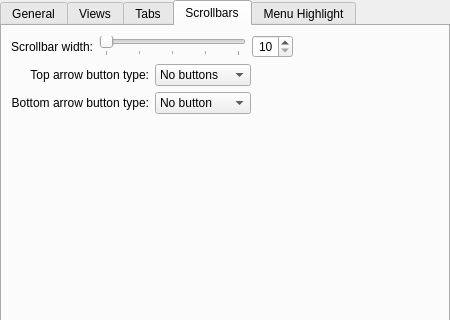
Qt form style/config/ui/oxygenstyleconfig.ui (KDE/oxygen-transparent) before a commit; both pictures show x 0 to 450 and y 0 to 320 of the 450 by 590 pixel window.
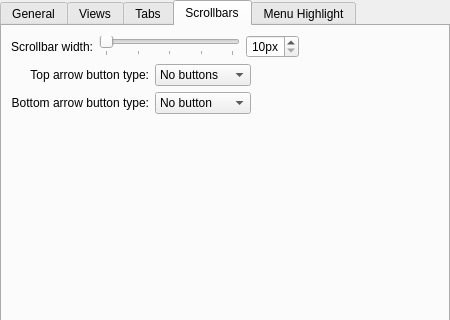
The same form after that commit. The open tabs and pages were chosen to show the change. Custom widgets are drawn as their Qt base class.

What changed in the file:
```diff
--- a/style/config/ui/oxygenstyleconfig.ui
+++ b/style/config/ui/oxygenstyleconfig.ui
@@ -454,6 +454,9 @@
            <property name="alignment">
             <set>Qt::AlignRight|Qt::AlignTrailing|Qt::AlignVCenter</set>
            </property>
+           <property name="suffix">
+            <string>px</string>
+           </property>
            <property name="minimum">
             <number>10</number>
            </property>
```
